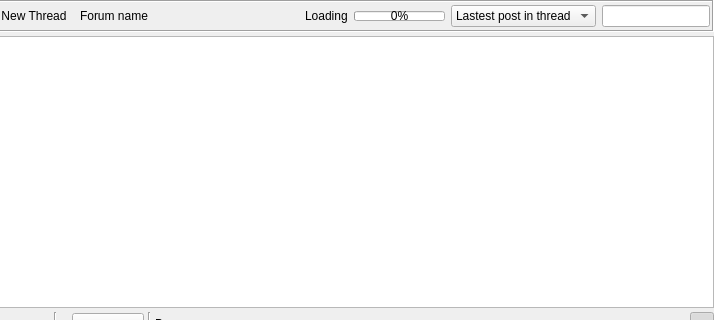
First picture: the form in retroshare-gui/src/gui/gxsforums/GxsForumThreadWidget.ui, repository RetroShare/RetroShare, before the edit; both pictures show x 86 to 800 and y 0 to 320 of the 800 by 600 pixel window.
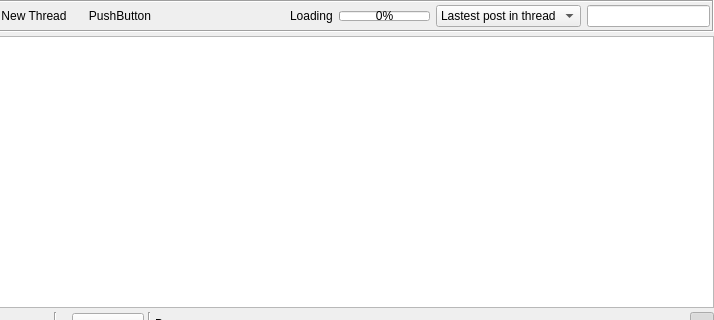
Second picture: the form after the edit. Icons and pictures are not drawn. Custom widgets are drawn as their Qt base class.

Commit message: turned forum name label into a button to allow display of forum info

Patch:
```diff
--- a/retroshare-gui/src/gui/gxsforums/GxsForumThreadWidget.ui
+++ b/retroshare-gui/src/gui/gxsforums/GxsForumThreadWidget.ui
@@ -112,30 +112,15 @@
            </widget>
           </item>
           <item>
-           <widget class="ElidedLabel" name="forumName">
-            <property name="sizePolicy">
-             <sizepolicy hsizetype="Expanding" vsizetype="Fixed">
-              <horstretch>2</horstretch>
-              <verstretch>0</verstretch>
-             </sizepolicy>
-            </property>
-            <property name="minimumSize">
-             <size>
-              <width>0</width>
-              <height>0</height>
-             </size>
-            </property>
-            <property name="maximumSize">
-             <size>
-              <width>16777215</width>
-              <height>1677215</height>
-             </size>
+           <widget class="QPushButton" name="forumName">
+            <property name="toolTip">
+             <string>&lt;html&gt;&lt;head/&gt;&lt;body&gt;&lt;p&gt;Click here to clear current selected thread and display more information about this forum.&lt;/p&gt;&lt;/body&gt;&lt;/html&gt;</string>
             </property>
             <property name="text">
-             <string notr="true">Forum name</string>
+             <string>PushButton</string>
             </property>
-            <property name="textInteractionFlags">
-             <set>Qt::LinksAccessibleByMouse|Qt::TextSelectableByMouse</set>
+            <property name="flat">
+             <bool>true</bool>
             </property>
            </widget>
           </item>
@@ -532,16 +517,16 @@
   </action>
  </widget>
  <customwidgets>
-  <customwidget>
-   <class>LineEditClear</class>
-   <extends>QLineEdit</extends>
-   <header>gui/common/LineEditClear.h</header>
-  </customwidget>
   <customwidget>
    <class>RSTextBrowser</class>
    <extends>QTextBrowser</extends>
    <header>gui/common/RSTextBrowser.h</header>
   </customwidget>
+  <customwidget>
+   <class>LineEditClear</class>
+   <extends>QLineEdit</extends>
+   <header>gui/common/LineEditClear.h</header>
+  </customwidget>
   <customwidget>
    <class>SubscribeToolButton</class>
    <extends>QToolButton</extends>
@@ -552,12 +537,6 @@
    <extends>QLabel</extends>
    <header>gui/gxs/GxsIdLabel.h</header>
   </customwidget>
-  <customwidget>
-   <class>ElidedLabel</class>
-   <extends>QLabel</extends>
-   <header location="global">gui/common/ElidedLabel.h</header>
-   <container>1</container>
-  </customwidget>
   <customwidget>
    <class>RSImageBlockWidget</class>
    <extends>QWidget</extends>
```
Left out of the diff: 2 changed lines with no effect on the pictures. The commit also changes 2 other files.
